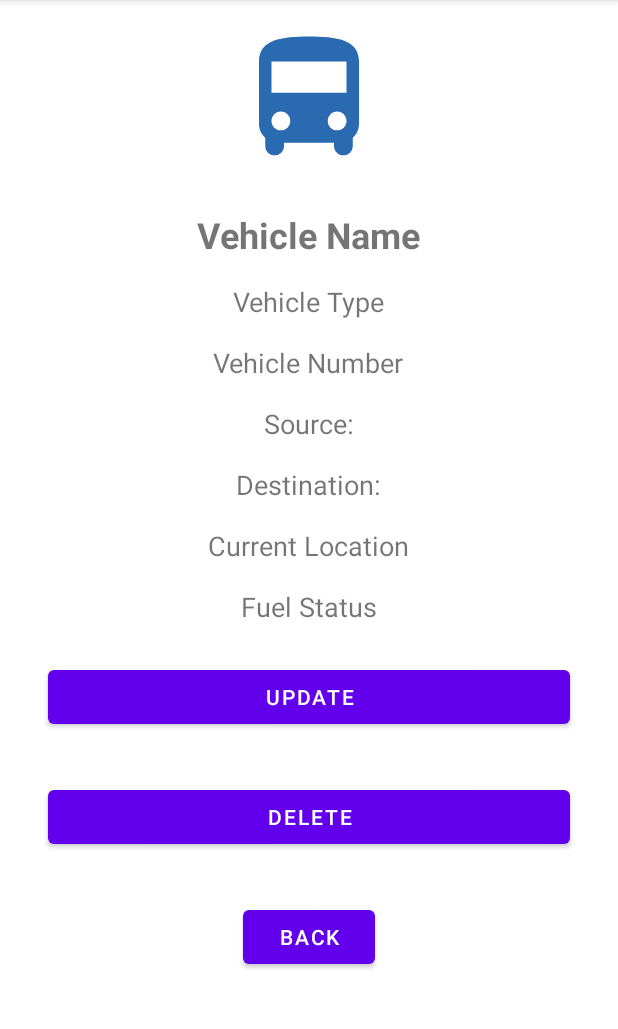
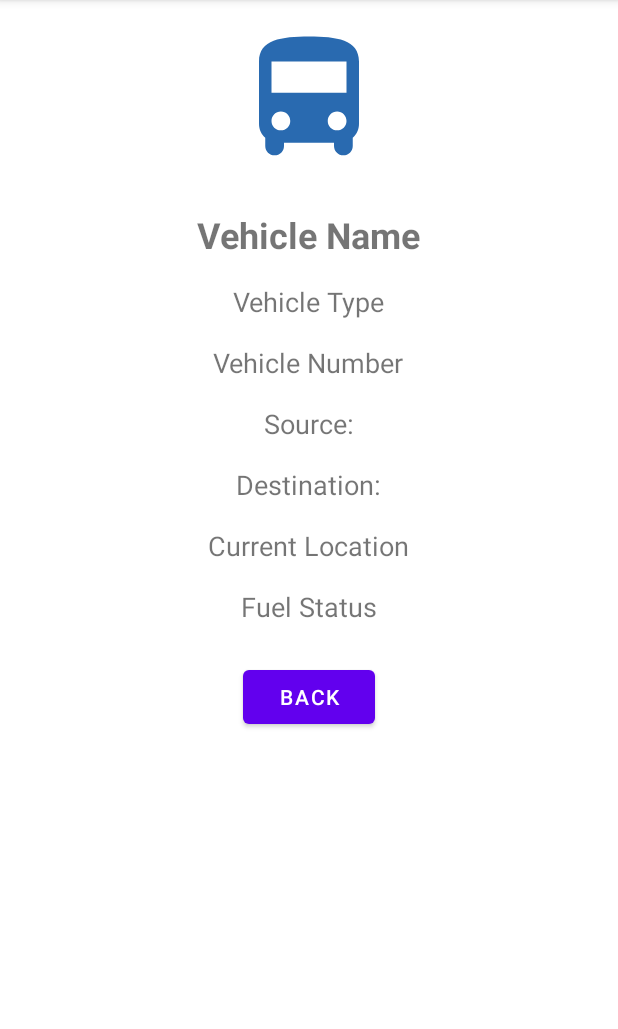
Before and after one commit to Softo-Wetto/AISmartDrive, an Android app: the VehicleDetailsActivity screen opened directly, with no data from a screen before it, on a phone screen of 412 x 824 dp, the part 84-1113 px from its top. Run offline under Robolectric (Android 15) with nearby library versions, the phone set to English and light mode, and no system bars; our stand-ins replace Room's generated code.

Commit message:
Update and Delete only shows for lenders now!

```diff
--- a/app/src/main/java/com/example/aismartdrive/VehicleDetailsActivity.java
+++ b/app/src/main/java/com/example/aismartdrive/VehicleDetailsActivity.java
@@ -16,6 +16,7 @@ import androidx.appcompat.app.AppCompatActivity;
 import com.example.aismartdrive.DB.Vehicle;
 import com.example.aismartdrive.DB.VehicleDao;
 import com.example.aismartdrive.Utils.MyApp;
+import com.example.aismartdrive.Utils.SharedPrefManager;
 
 public class VehicleDetailsActivity extends AppCompatActivity {
 
@@ -86,12 +87,32 @@ public class VehicleDetailsActivity extends AppCompatActivity {
 
 
         setViewIds();
+        manageRoleBasedFeatures();
 
         backButton.setOnClickListener(view -> {
             // Navigate back to the VehicleList
             Intent intent = new Intent(this, VehicleListActivity.class);
             startActivity(intent);
         });
+    }
+
+    private void manageRoleBasedFeatures() {
+        //Update Vehicle
+        if (SharedPrefManager.isAdmin()) {
+            btnDelete.setVisibility(View.VISIBLE);
+            btnUpdate.setVisibility(View.VISIBLE);
+
+            btnUpdate.setOnClickListener(view -> {
+                updateTheVehicle();
+            });
+            btnDelete.setOnClickListener(view -> {
+                deleteTheVehicle();
+            });
+
+        } else {
+            btnUpdate.setVisibility(View.GONE);
+            btnDelete.setVisibility(View.GONE);
+        }
     }
 
     private void updateTheVehicle() {
--- a/app/src/main/res/layout/activity_vehicle_details.xml
+++ b/app/src/main/res/layout/activity_vehicle_details.xml
@@ -92,15 +92,15 @@
         android:layout_width="match_parent"
         android:layout_height="wrap_content"
         android:text="Update"
-        android:layout_margin="16dp"/>
-
+        android:layout_margin="16dp"
+        android:visibility="gone"/>
     <Button
         android:id="@+id/btnDelete"
         android:layout_width="match_parent"
         android:layout_height="wrap_content"
         android:text="Delete"
-        android:layout_margin="16dp"/>
-
+        android:layout_margin="16dp"
+        android:visibility="gone"/>
     <Button
         android:id="@+id/backButton"
         android:layout_width="wrap_content"
```
